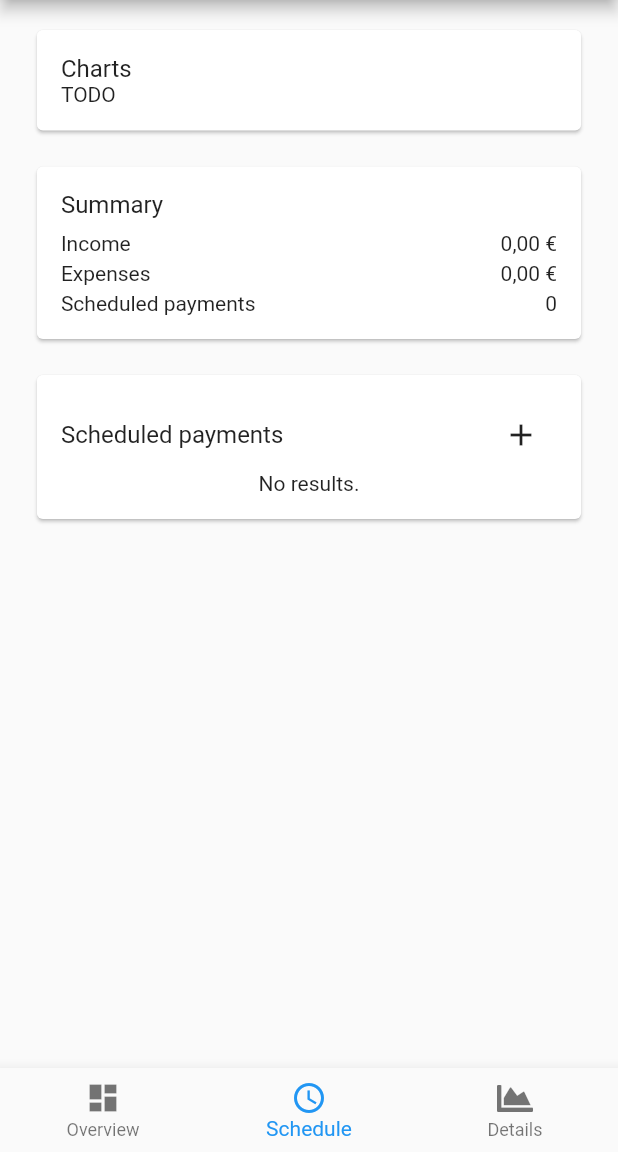
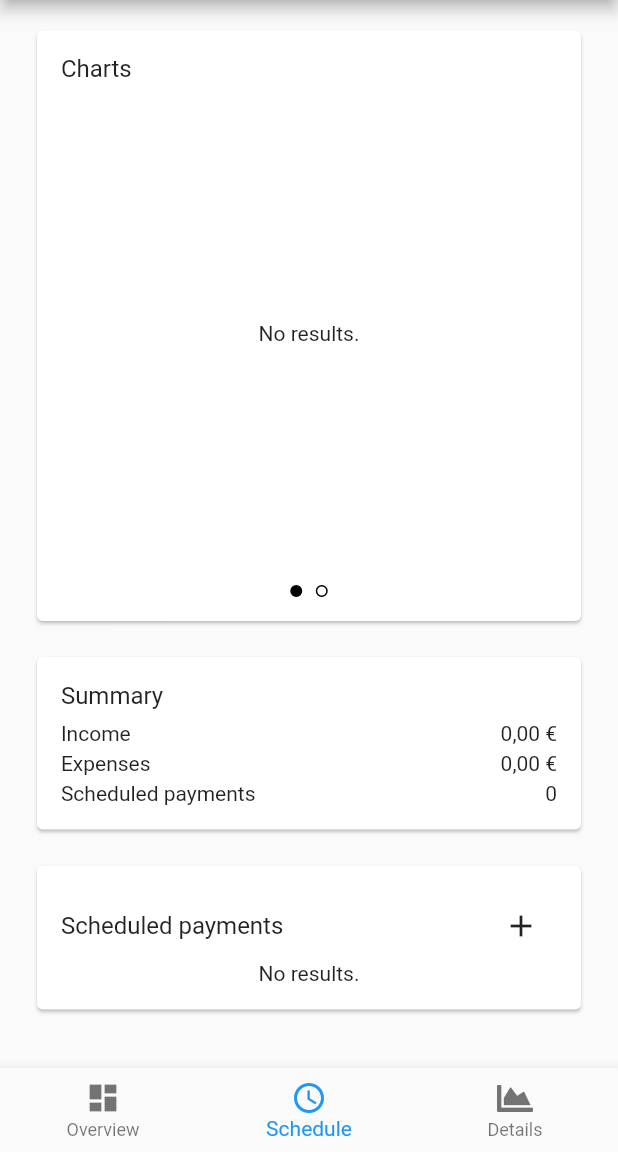
Before and after one commit to niels-hb/consilium, a Flutter app: the screen it shows once a user with an empty profile is signed in, item 2 of the bottom bar chosen, on a phone screen of 412 x 824 dp, the part 84-1236 px from its top. Run offline on Flutter 3.47's test engine with Material 2 defaults, Android fonts, the phone set to English and light mode, and no system bars; our stand-ins replace cloud_firestore, firebase_auth, firebase_core, fl_chart, flutter_typeahead, font_awesome_flutter and 1 more; missing offline and left inert: enum_to_string, firebase_auth_platform_interface; accounts and stored records are empty; generated files the repository leaves out were written again.

Commit message:
Added ChartsCard to ScheduleTab

```diff
--- a/lib/pages/home/tabs/schedule.dart
+++ b/lib/pages/home/tabs/schedule.dart
@@ -1,7 +1,9 @@
 import 'package:cloud_firestore/cloud_firestore.dart';
 import 'package:firebase_auth/firebase_auth.dart';
+import 'package:fl_chart/fl_chart.dart';
 import 'package:flutter/material.dart';
 import 'package:flutter_gen/gen_l10n/app_localizations.dart';
+import 'package:intl/intl.dart';
 
 import '../../../models/category.dart';
 import '../../../models/schedule_model.dart';
@@ -99,13 +101,25 @@ class ScheduleTab extends StatelessWidget {
   }
 }
 
-class _ChartsCard extends StatelessWidget {
+class _ChartsCard extends StatefulWidget {
   const _ChartsCard({
     required this.data,
     Key? key,
   }) : super(key: key);
 
   final List<QueryDocumentSnapshot<ScheduleModel>> data;
+
+  @override
+  State<_ChartsCard> createState() => _ChartsCardState();
+}
+
+class _ChartsCardState extends State<_ChartsCard> {
+  int _currentPage = 0;
+
+  List<Widget> get _pages => <Widget>[
+        _pieChartByCategory(),
+        _pieChartByType(),
+      ];
 
   @override
   Widget build(BuildContext context) {
@@ -137,7 +151,142 @@ class _ChartsCard extends StatelessWidget {
   }
 
   Widget _buildCharts() {
-    return const Text('TODO');
+    return Column(
+      children: <Widget>[
+        ConstrainedBox(
+          constraints: const BoxConstraints(maxHeight: 335.0),
+          child: PageView(
+            onPageChanged: (int page) {
+              setState(() {
+                _currentPage = page;
+              });
+            },
+            children: _pages,
+          ),
+        ),
+        ConstrainedBox(
+          constraints: const BoxConstraints(maxWidth: 25.0),
+          child: _PageViewIndicator(
+            page: _currentPage,
+            totalPages: _pages.length,
+          ),
+        ),
+      ],
+    );
+  }
+
+  Widget _pieChartByCategory() {
+    final Map<Category, double> categories = getAmountPerCategory(widget.data);
+
+    if (categories.isEmpty) {
+      return Center(
+        child: Text(AppLocalizations.of(context)!.emptyResultSet),
+      );
+    }
+
+    return PieChart(
+      PieChartData(
+        centerSpaceRadius: 0,
+        sections: <PieChartSectionData>[
+          for (MapEntry<Category, double> mapEntry in categories.entries)
+            PieChartSectionData(
+              value: mapEntry.value,
+              title: getDefaultNumberFormat().format(mapEntry.value),
+              radius: 160.0,
+              color: mapEntry.key.color(),
+              badgeWidget: DecoratedBox(
+                decoration: const BoxDecoration(
+                  shape: BoxShape.circle,
+                  color: Colors.white,
+                  boxShadow: <BoxShadow>[
+                    BoxShadow(blurRadius: 4.0),
+                  ],
+                ),
+                child: Padding(
+                  padding: const EdgeInsets.all(4.0),
+                  child: Icon(mapEntry.key.icon()),
+                ),
+              ),
+              badgePositionPercentageOffset: 1.0,
+            ),
+        ],
+      ),
+    );
+  }
+
+  Widget _pieChartByType() {
+    final Map<ScheduleType, double> types = getAmountPerType(widget.data);
+
+    if (types.isEmpty) {
+      return Center(
+        child: Text(AppLocalizations.of(context)!.emptyResultSet),
+      );
+    }
+
+    final double sum = (types[ScheduleType.incoming] ?? 0) +
+        (types[ScheduleType.outgoing] ?? 0);
+
+    return PieChart(
+      PieChartData(
+        centerSpaceRadius: 0,
+        sections: <PieChartSectionData>[
+          _getPieChartSectionDataForType(
+            value: types[ScheduleType.incoming] ?? 0,
+            sum: sum,
+            color: Colors.green,
+          ),
+          _getPieChartSectionDataForType(
+            value: types[ScheduleType.outgoing] ?? 0,
+            sum: sum,
+            color: Colors.orange,
+          ),
+        ],
+      ),
+    );
+  }
+
+  PieChartSectionData _getPieChartSectionDataForType({
+    required double value,
+    required double sum,
+    required Color color,
+  }) =>
+      PieChartSectionData(
+        value: value,
+        title:
+            '${NumberFormat.percentPattern().format(value / sum)} (${getDefaultNumberFormat().format(value)})',
+        radius: 160.0,
+        color: color,
+      );
+}
+
+class _PageViewIndicator extends StatelessWidget {
+  const _PageViewIndicator({
+    required this.page,
+    required this.totalPages,
+  });
+
+  final int page;
+  final int totalPages;
+
+  double get _radius => 8.0;
+
+  @override
+  Widget build(BuildContext context) {
+    return Row(
+      mainAxisAlignment: MainAxisAlignment.spaceBetween,
+      children: <Widget>[
+        for (int i = 0; i < totalPages; i++)
+          Container(
+            width: _radius,
+            height: _radius,
+            decoration: BoxDecoration(
+              shape: BoxShape.circle,
+              color: page == i ? Colors.black : Colors.transparent,
+              border: Border.all(),
+            ),
+          ),
+      ],
+    );
   }
 }
 
```
